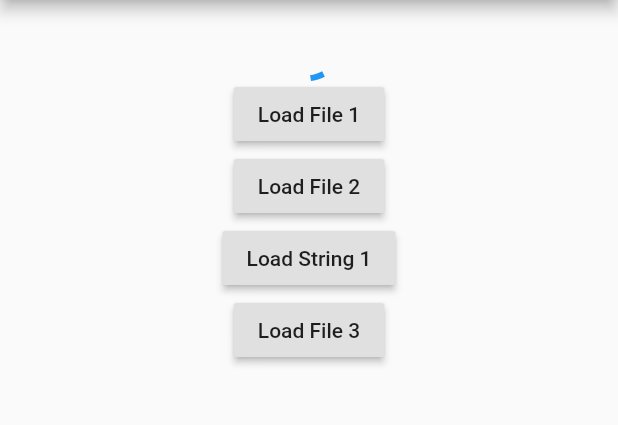
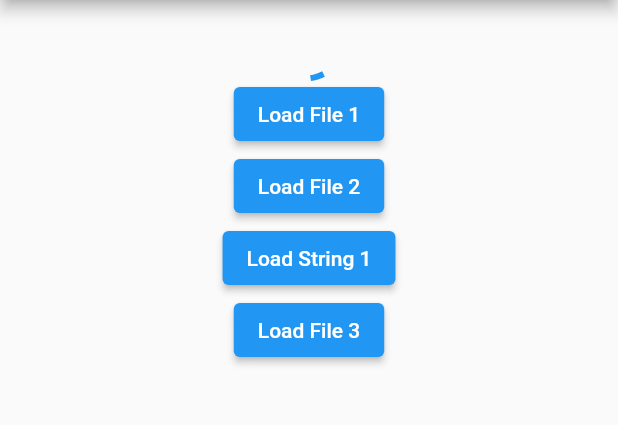
Before and after one commit to TesteurManiak/icalendar_parser, a Flutter app: the screen it shows after launch, on a phone screen of 412 x 824 dp, the part 84-509 px from its top. Run offline on Flutter 3.47's test engine with Material 2 defaults, Android fonts, the phone set to English and light mode, and no system bars; project files that could hold a hidden picture were left out.

```diff
--- a/example/lib/main.dart
+++ b/example/lib/main.dart
@@ -125,19 +125,19 @@ class _MyHomePageState extends State<MyHomePage> {
               const Center(child: CircularProgressIndicator())
             else
               _generateTextContent(),
-            RaisedButton(
+            ElevatedButton(
               child: const Text('Load File 1'),
               onPressed: () => _getAssetsFile('calendar.ics'),
             ),
-            RaisedButton(
+            ElevatedButton(
               child: const Text('Load File 2'),
               onPressed: () => _getAssetsFile('calendar2.ics'),
             ),
-            RaisedButton(
+            ElevatedButton(
               child: const Text('Load String 1'),
               onPressed: () => _getAssets('calendar.ics'),
             ),
-            RaisedButton(
+            ElevatedButton(
               child: const Text('Load File 3'),
               onPressed: () => _getAssetsFile('calendar3.ics'),
             ),
--- a/example/pubspec.yaml
+++ b/example/pubspec.yaml
@@ -10,11 +10,11 @@ environment:
   sdk: ">=2.7.0 <3.0.0"
 
 dependencies:
+  cupertino_icons: ^1.0.0
   flutter:
     sdk: flutter
   icalendar_parser:
     path: ../
-  cupertino_icons: ^1.0.0
   path_provider: ^1.6.22
 
 dev_dependencies:
--- a/pubspec.yaml
+++ b/pubspec.yaml
@@ -8,5 +8,6 @@ environment:
   sdk: ">=2.7.0 <3.0.0"
 
 dev_dependencies:
+  pedantic: ^1.9.2
   test: ^1.15.4
-  pedantic: ^1.9.2
+  test_coverage: ^0.5.0
```
Also changed, not shown: coverage_badge.svg (added), example/pubspec.lock, pubspec.lock, 2 other files.
